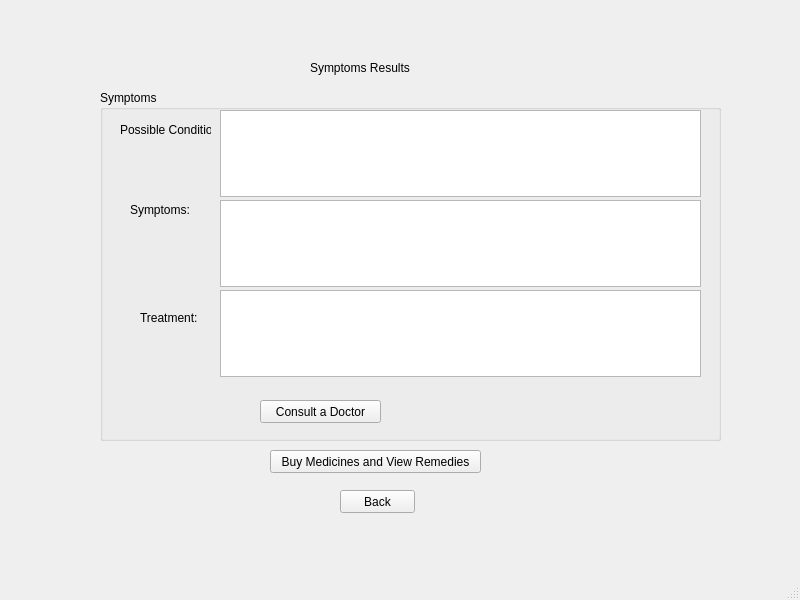
Qt form Screens/symptom_results.ui (Ghulam-Mustafa08291/IlajNow) before a commit.
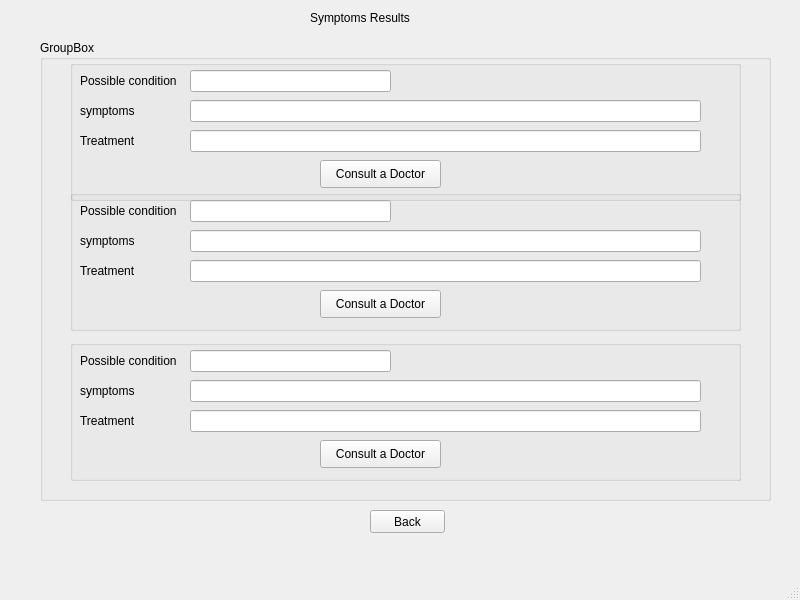
The same form after that commit.

Commit message: changed the design of sympotms result screen

```diff
--- a/Screens/symptom_results.ui
+++ b/Screens/symptom_results.ui
@@ -18,7 +18,7 @@
     <property name="geometry">
      <rect>
       <x>310</x>
-      <y>60</y>
+      <y>10</y>
       <width>171</width>
       <height>16</height>
      </rect>
@@ -27,126 +27,316 @@
      <string>Symptoms Results</string>
     </property>
    </widget>
+   <widget class="QPushButton" name="pushButton_3">
+    <property name="geometry">
+     <rect>
+      <x>370</x>
+      <y>510</y>
+      <width>75</width>
+      <height>23</height>
+     </rect>
+    </property>
+    <property name="text">
+     <string>Back</string>
+    </property>
+   </widget>
+   <widget class="QGroupBox" name="groupBox_3">
+    <property name="geometry">
+     <rect>
+      <x>40</x>
+      <y>40</y>
+      <width>731</width>
+      <height>461</height>
+     </rect>
+    </property>
+    <property name="title">
+     <string>GroupBox</string>
+    </property>
    <widget class="QGroupBox" name="groupBox">
     <property name="geometry">
      <rect>
-      <x>100</x>
-      <y>90</y>
-      <width>621</width>
-      <height>351</height>
+       <x>30</x>
+       <y>20</y>
+       <width>671</width>
+       <height>141</height>
      </rect>
     </property>
     <property name="title">
-     <string>Symptoms</string>
+      <string/>
     </property>
     <widget class="QLabel" name="label_2">
      <property name="geometry">
       <rect>
-       <x>20</x>
-       <y>30</y>
-       <width>91</width>
-       <height>20</height>
+        <x>10</x>
+        <y>10</y>
+        <width>121</width>
+        <height>21</height>
       </rect>
      </property>
      <property name="text">
-      <string>Possible Condition:</string>
+       <string>Possible condition</string>
+      </property>
+     </widget>
+     <widget class="QLineEdit" name="lineEdit">
+      <property name="geometry">
+       <rect>
+        <x>120</x>
+        <y>10</y>
+        <width>201</width>
+        <height>22</height>
+       </rect>
      </property>
     </widget>
     <widget class="QLabel" name="label_3">
      <property name="geometry">
       <rect>
-       <x>30</x>
-       <y>110</y>
+        <x>10</x>
+        <y>40</y>
        <width>71</width>
-       <height>20</height>
+        <height>21</height>
       </rect>
      </property>
      <property name="text">
-      <string>Symptoms:</string>
+       <string>symptoms</string>
+      </property>
+     </widget>
+     <widget class="QLineEdit" name="lineEdit_2">
+      <property name="geometry">
+       <rect>
+        <x>120</x>
+        <y>40</y>
+        <width>511</width>
+        <height>22</height>
+       </rect>
      </property>
     </widget>
     <widget class="QLabel" name="label_4">
      <property name="geometry">
       <rect>
-       <x>40</x>
-       <y>220</y>
+        <x>10</x>
+        <y>70</y>
        <width>71</width>
-       <height>16</height>
+        <height>21</height>
       </rect>
      </property>
      <property name="text">
-      <string>Treatment:</string>
+       <string>Treatment</string>
+      </property>
+     </widget>
+     <widget class="QLineEdit" name="lineEdit_3">
+      <property name="geometry">
+       <rect>
+        <x>120</x>
+        <y>70</y>
+        <width>511</width>
+        <height>22</height>
+       </rect>
      </property>
     </widget>
     <widget class="QPushButton" name="pushButton">
      <property name="geometry">
       <rect>
-       <x>160</x>
-       <y>310</y>
+        <x>250</x>
+        <y>100</y>
        <width>121</width>
-       <height>23</height>
+        <height>28</height>
       </rect>
      </property>
      <property name="text">
       <string>Consult a Doctor</string>
      </property>
     </widget>
-    <widget class="QTextEdit" name="textEdit">
+    </widget>
+    <widget class="QGroupBox" name="groupBox_2">
      <property name="geometry">
       <rect>
-       <x>120</x>
-       <y>20</y>
-       <width>481</width>
-       <height>87</height>
+       <x>30</x>
+       <y>150</y>
+       <width>671</width>
+       <height>141</height>
       </rect>
      </property>
-    </widget>
-    <widget class="QTextEdit" name="textEdit_2">
+     <property name="title">
+      <string/>
+     </property>
+     <widget class="QLabel" name="label_5">
+      <property name="geometry">
+       <rect>
+        <x>10</x>
+        <y>10</y>
+        <width>121</width>
+        <height>21</height>
+       </rect>
+      </property>
+      <property name="text">
+       <string>Possible condition</string>
+      </property>
+     </widget>
+     <widget class="QLineEdit" name="lineEdit_4">
      <property name="geometry">
       <rect>
        <x>120</x>
-       <y>110</y>
-       <width>481</width>
-       <height>87</height>
+        <y>10</y>
+        <width>201</width>
+        <height>22</height>
       </rect>
      </property>
     </widget>
-    <widget class="QTextEdit" name="textEdit_3">
+     <widget class="QLabel" name="label_6">
      <property name="geometry">
       <rect>
+        <x>10</x>
+        <y>40</y>
+        <width>71</width>
+        <height>21</height>
+       </rect>
+      </property>
+      <property name="text">
+       <string>symptoms</string>
+      </property>
+     </widget>
+     <widget class="QLineEdit" name="lineEdit_5">
+      <property name="geometry">
+       <rect>
        <x>120</x>
-       <y>200</y>
-       <width>481</width>
-       <height>87</height>
+        <y>40</y>
+        <width>511</width>
+        <height>22</height>
       </rect>
      </property>
     </widget>
+     <widget class="QLabel" name="label_7">
+      <property name="geometry">
+       <rect>
+        <x>10</x>
+        <y>70</y>
+        <width>71</width>
+        <height>21</height>
+       </rect>
+      </property>
+      <property name="text">
+       <string>Treatment</string>
+      </property>
+     </widget>
+     <widget class="QLineEdit" name="lineEdit_6">
+      <property name="geometry">
+       <rect>
+        <x>120</x>
+        <y>70</y>
+        <width>511</width>
+        <height>22</height>
+       </rect>
+      </property>
    </widget>
    <widget class="QPushButton" name="pushButton_2">
     <property name="geometry">
      <rect>
-      <x>270</x>
-      <y>450</y>
-      <width>211</width>
-      <height>23</height>
+        <x>250</x>
+        <y>100</y>
+        <width>121</width>
+        <height>28</height>
      </rect>
     </property>
     <property name="text">
-     <string>Buy Medicines and View Remedies</string>
-    </property>
-   </widget>
-   <widget class="QPushButton" name="pushButton_3">
+       <string>Consult a Doctor</string>
+      </property>
+     </widget>
+    </widget>
+    <widget class="QGroupBox" name="groupBox_4">
     <property name="geometry">
      <rect>
-      <x>340</x>
-      <y>490</y>
-      <width>75</width>
-      <height>23</height>
-     </rect>
-    </property>
+       <x>30</x>
+       <y>300</y>
+       <width>671</width>
+       <height>141</height>
+      </rect>
+     </property>
+     <property name="title">
+      <string/>
+     </property>
+     <widget class="QLabel" name="label_11">
+      <property name="geometry">
+       <rect>
+        <x>10</x>
+        <y>10</y>
+        <width>121</width>
+        <height>21</height>
+       </rect>
+      </property>
     <property name="text">
-     <string>Back</string>
-    </property>
+       <string>Possible condition</string>
+      </property>
+     </widget>
+     <widget class="QLineEdit" name="lineEdit_10">
+      <property name="geometry">
+       <rect>
+        <x>120</x>
+        <y>10</y>
+        <width>201</width>
+        <height>22</height>
+       </rect>
+      </property>
+     </widget>
+     <widget class="QLabel" name="label_12">
+      <property name="geometry">
+       <rect>
+        <x>10</x>
+        <y>40</y>
+        <width>71</width>
+        <height>21</height>
+       </rect>
+      </property>
+      <property name="text">
+       <string>symptoms</string>
+      </property>
+     </widget>
+     <widget class="QLineEdit" name="lineEdit_11">
+      <property name="geometry">
+       <rect>
+        <x>120</x>
+        <y>40</y>
+        <width>511</width>
+        <height>22</height>
+       </rect>
+      </property>
+     </widget>
+     <widget class="QLabel" name="label_13">
+      <property name="geometry">
+       <rect>
+        <x>10</x>
+        <y>70</y>
+        <width>71</width>
+        <height>21</height>
+       </rect>
+      </property>
+      <property name="text">
+       <string>Treatment</string>
+      </property>
+     </widget>
+     <widget class="QLineEdit" name="lineEdit_12">
+      <property name="geometry">
+       <rect>
+        <x>120</x>
+        <y>70</y>
+        <width>511</width>
+        <height>22</height>
+       </rect>
+      </property>
+     </widget>
+     <widget class="QPushButton" name="pushButton_5">
+      <property name="geometry">
+       <rect>
+        <x>250</x>
+        <y>100</y>
+        <width>121</width>
+        <height>28</height>
+       </rect>
+      </property>
+      <property name="text">
+       <string>Consult a Doctor</string>
+      </property>
+     </widget>
+    </widget>
    </widget>
   </widget>
   <widget class="QMenuBar" name="menubar">
```
Lines whose indentation alone changed are shown as unchanged.
